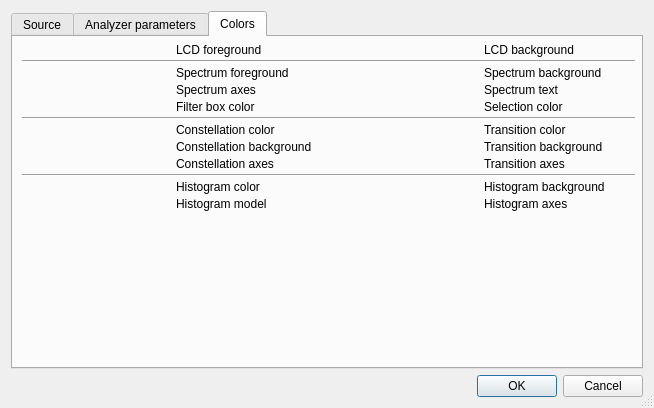
BatchDrake/SigDigger, file ui/Config.ui: the form before one commit.
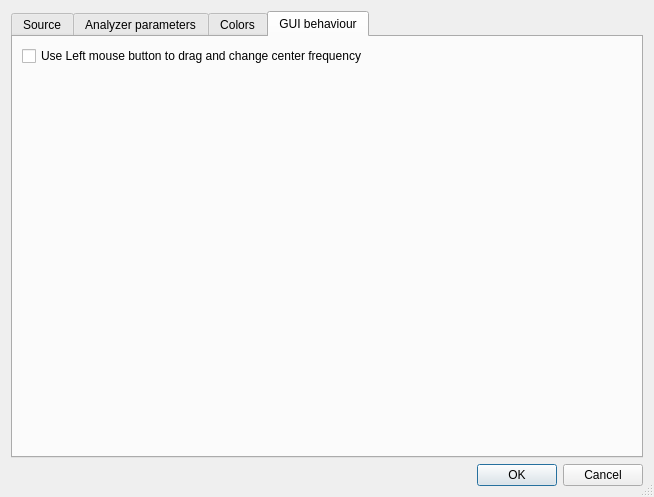
The form after the commit. The open tabs and pages were chosen to show the change. Custom widgets are drawn as their Qt base class.

Patch:
```diff
--- a/ui/Config.ui
+++ b/ui/Config.ui
@@ -7,7 +7,7 @@
     <x>0</x>
     <y>0</y>
     <width>654</width>
-    <height>408</height>
+    <height>497</height>
    </rect>
   </property>
   <property name="sizePolicy">
@@ -1103,21 +1103,48 @@
        </item>
       </layout>
      </widget>
+     <widget class="QWidget" name="tab_gui">
+      <attribute name="title">
+       <string>GUI behaviour</string>
+      </attribute>
+      <layout class="QGridLayout" name="gridLayout_13">
+       <item row="0" column="0">
+        <widget class="QCheckBox" name="reverseDragBehaviorCheck">
+         <property name="text">
+          <string>Use Left mouse button to drag and change center frequency</string>
+         </property>
+        </widget>
+       </item>
+       <item row="1" column="0">
+        <spacer name="verticalSpacer_3">
+         <property name="orientation">
+          <enum>Qt::Vertical</enum>
+         </property>
+         <property name="sizeHint" stdset="0">
+          <size>
+           <width>20</width>
+           <height>40</height>
+          </size>
+         </property>
+        </spacer>
+       </item>
+      </layout>
+     </widget>
     </widget>
    </item>
   </layout>
  </widget>
  <customwidgets>
-  <customwidget>
-   <class>ColorChooserButton</class>
-   <extends>QWidget</extends>
-   <header>ColorChooserButton.h</header>
-  </customwidget>
   <customwidget>
    <class>FrequencySpinBox</class>
    <extends>QWidget</extends>
    <header>FrequencySpinBox.h</header>
   </customwidget>
+  <customwidget>
+   <class>ColorChooserButton</class>
+   <extends>QWidget</extends>
+   <header>ColorChooserButton.h</header>
+  </customwidget>
  </customwidgets>
  <resources/>
  <connections>
```
Left out of the diff: 50 changed lines with no effect on the pictures.
